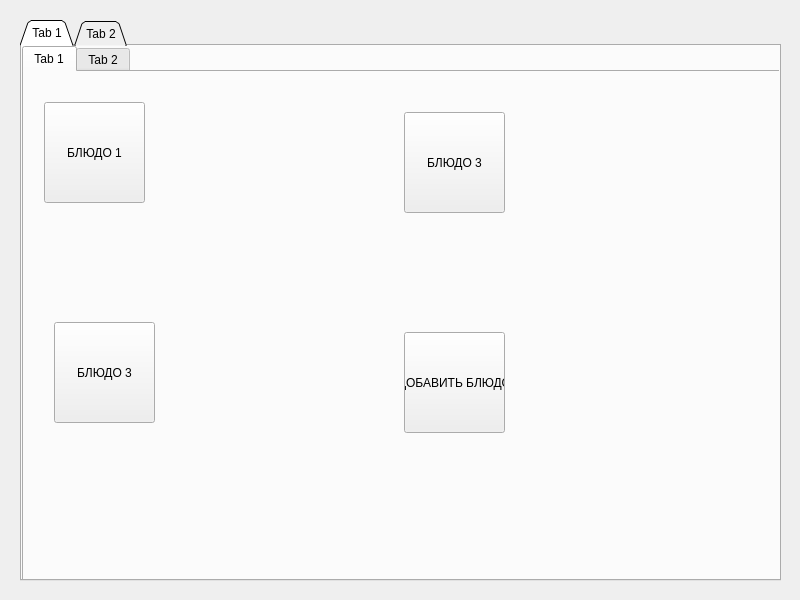
Above: files/UI/Creator.ui from Sasha-v-tanke/YL_project_1 before the change. Below: the same form after it.
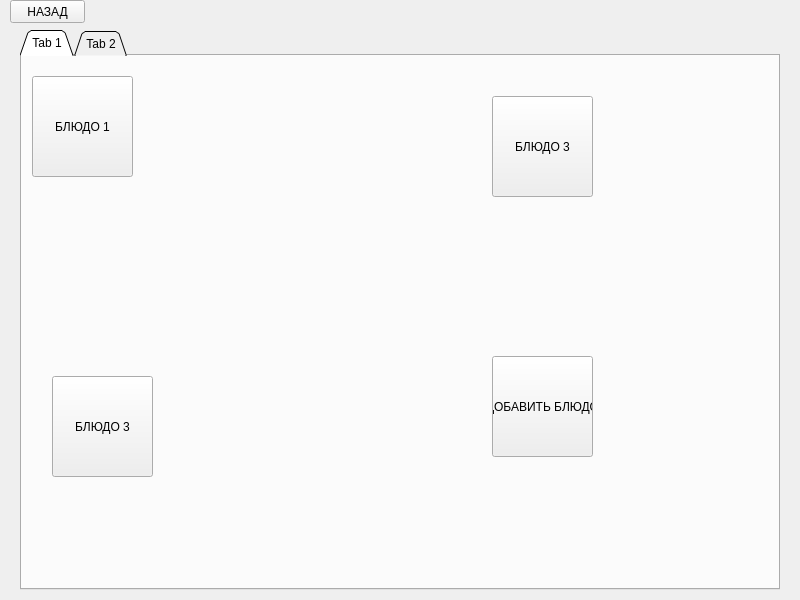
That is the form after the change.

The edit to the form file:
```diff
--- a/files/UI/Creator.ui
+++ b/files/UI/Creator.ui
@@ -18,9 +18,9 @@
     <property name="geometry">
      <rect>
       <x>20</x>
-      <y>20</y>
-      <width>761</width>
-      <height>561</height>
+      <y>30</y>
+      <width>760</width>
+      <height>560</height>
      </rect>
     </property>
     <property name="tabPosition">
@@ -41,34 +41,15 @@
     <property name="tabBarAutoHide">
      <bool>true</bool>
     </property>
-    <widget class="QWidget" name="tab">
-     <attribute name="title">
-      <string>Tab 1</string>
-     </attribute>
-     <widget class="QTabWidget" name="tabWidget_2">
-      <property name="geometry">
-       <rect>
-        <x>0</x>
-        <y>0</y>
-        <width>761</width>
-        <height>541</height>
-       </rect>
-      </property>
-      <property name="tabPosition">
-       <enum>QTabWidget::North</enum>
-      </property>
-      <property name="currentIndex">
-       <number>0</number>
-      </property>
-      <widget class="QWidget" name="tab_3">
+    <widget class="QWidget" name="Category1">
        <attribute name="title">
         <string>Tab 1</string>
        </attribute>
        <widget class="QPushButton" name="pushButton">
         <property name="geometry">
          <rect>
-          <x>20</x>
-          <y>30</y>
+        <x>10</x>
+        <y>20</y>
           <width>101</width>
           <height>101</height>
          </rect>
@@ -80,7 +61,7 @@
        <widget class="QPushButton" name="pushButton_2">
         <property name="geometry">
          <rect>
-          <x>380</x>
+        <x>470</x>
           <y>40</y>
           <width>101</width>
           <height>101</height>
@@ -94,7 +75,7 @@
         <property name="geometry">
          <rect>
           <x>30</x>
-          <y>250</y>
+        <y>320</y>
           <width>101</width>
           <height>101</height>
          </rect>
@@ -106,8 +87,8 @@
        <widget class="QPushButton" name="pushButton_4">
         <property name="geometry">
          <rect>
-          <x>380</x>
-          <y>260</y>
+        <x>470</x>
+        <y>300</y>
           <width>101</width>
           <height>101</height>
          </rect>
@@ -117,19 +98,25 @@
         </property>
        </widget>
       </widget>
-      <widget class="QWidget" name="tab_4">
-       <attribute name="title">
-        <string>Tab 2</string>
-       </attribute>
-      </widget>
-     </widget>
-    </widget>
     <widget class="QWidget" name="tab_2">
      <attribute name="title">
       <string>Tab 2</string>
      </attribute>
     </widget>
    </widget>
+   <widget class="QPushButton" name="BackToWelcome">
+    <property name="geometry">
+     <rect>
+      <x>10</x>
+      <y>0</y>
+      <width>75</width>
+      <height>23</height>
+     </rect>
+    </property>
+    <property name="text">
+     <string>НАЗАД</string>
+    </property>
+   </widget>
   </widget>
  </widget>
  <resources/>
```
Left out of the diff: 2 changed lines with no effect on the pictures. Lines whose indentation alone changed are shown as unchanged.
